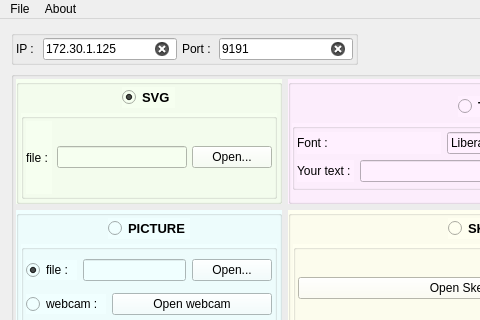
First picture: the form in IMH - Qt/CobotKuka/cobotkuka.ui, repository Freda66/CobotKukaBosch, before the edit; both pictures show x 0 to 480 and y 0 to 320 of the 703 by 428 pixel window.
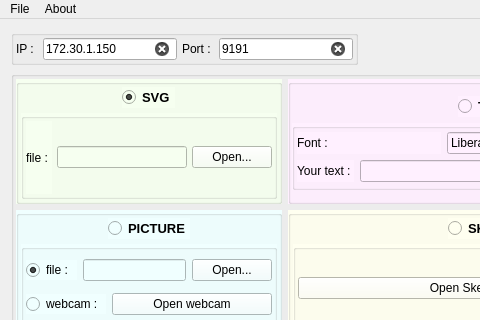
Second picture: the form after the edit.

```diff
--- a/IMH - Qt/CobotKuka/cobotkuka.ui
+++ b/IMH - Qt/CobotKuka/cobotkuka.ui
@@ -632,7 +632,7 @@
               </sizepolicy>
              </property>
              <property name="text">
-              <string>172.30.1.125</string>
+              <string>172.30.1.150</string>
              </property>
              <property name="maxLength">
               <number>15</number>
```
Left out of the diff: 2 changed lines with no effect on the pictures.
